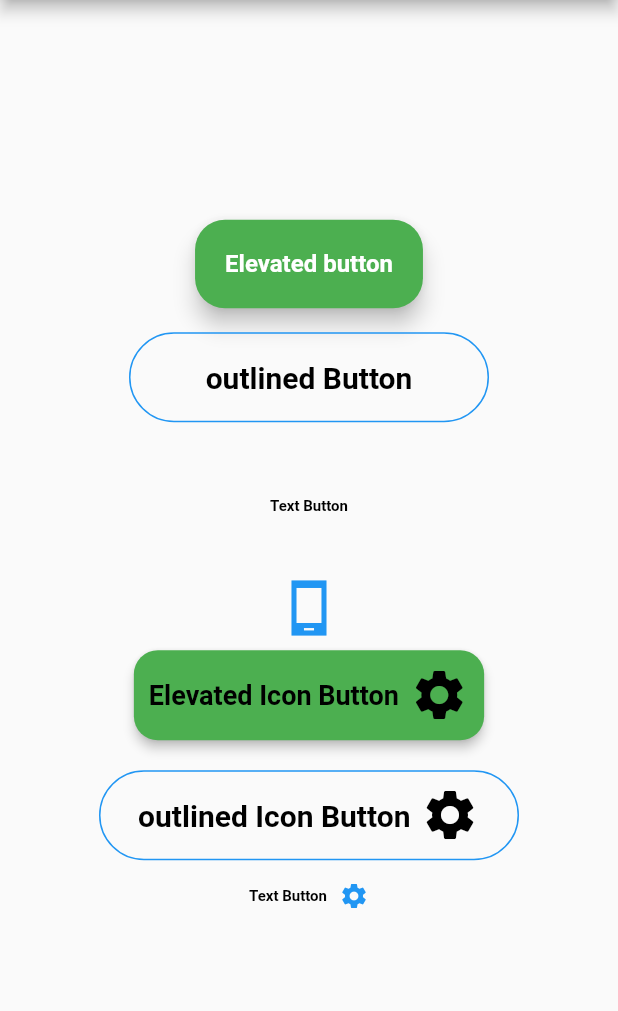
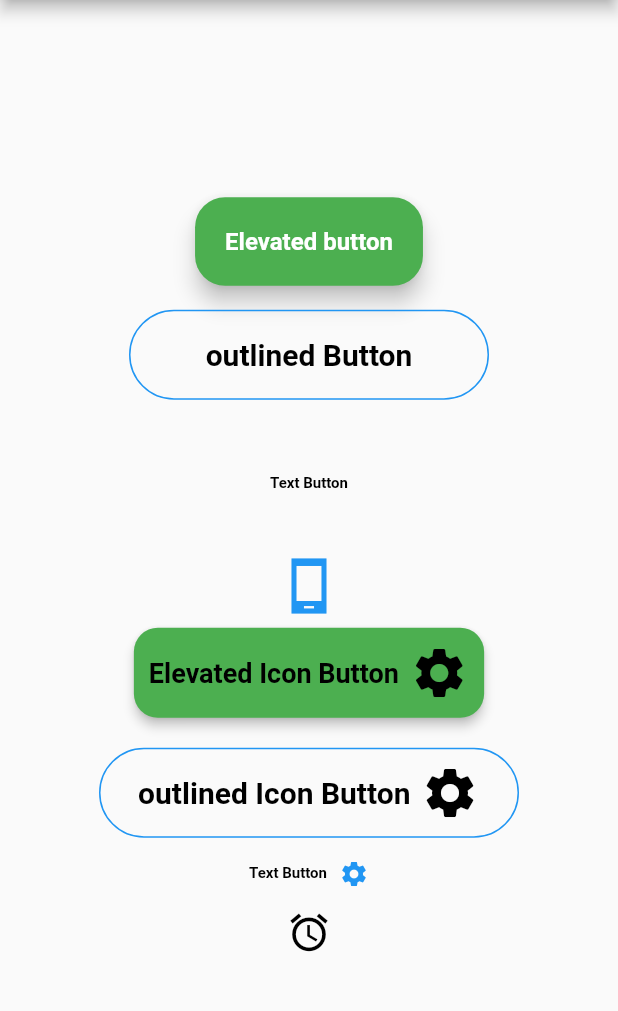
Before and after one commit to abhi2718/learning_flutter, a Flutter app: the screen it shows after launch, on a phone screen of 412 x 824 dp, the part 84-1095 px from its top. Run offline on Flutter 3.47's test engine with Material 2 defaults, Android fonts, the phone set to English and light mode, and no system bars.

Commit message:
Icon Component Created

```diff
--- /dev/null
+++ b/lib/components/icon.dart
@@ -0,0 +1,26 @@
+import 'package:flutter/material.dart';
+
+class CustomIcon extends StatelessWidget {
+  final IconData iconName;
+  final Color iconColor;
+  final double iconSize;
+  final VoidCallback onPressed;
+  CustomIcon(
+    this.iconName,
+    {
+      this.iconColor = Colors.lightBlue,
+      this.iconSize = 20,
+      required this.onPressed
+    }
+  );
+  @override
+  Widget build(BuildContext context) {
+    return GestureDetector(child: Icon(
+      iconName,
+      size:iconSize,
+      color:iconColor,
+    ),
+    onTap: onPressed,
+    );
+  }
+}
--- a/lib/main.dart
+++ b/lib/main.dart
@@ -1,5 +1,6 @@
 import 'package:flutter/material.dart';
 import './components/button.dart';
+import './components/icon.dart';
 
 void main() => runApp(HomeScreen());
 
@@ -71,14 +72,15 @@ class HomeScreen extends StatelessWidget {
                 onPressed: () {
                   print('HI Abhishek Singh');
                 },
-                  backgroundColor:Colors.green,
-                  titleColor:Colors.black,
+                backgroundColor: Colors.green,
+                titleColor: Colors.black,
                 fontSize: 18,
                 fontWeight: FontWeight.bold,
-                  elevation:3,
+                elevation: 3,
                 iconPostion: "right",
               ),
-                  Container(child:CustomOutlinedIconButton(
+              Container(
+                child: CustomOutlinedIconButton(
                   iconName: Icons.settings,
                   iconColor: Colors.black,
                   iconPostion: "right",
@@ -93,7 +95,7 @@ class HomeScreen extends StatelessWidget {
                   fontWeight: FontWeight.bold,
                   borderRadius: 40,
                 ),
-                  margin:const EdgeInsets.only(top:20),
+                margin: const EdgeInsets.only(top: 20),
               ),
               CustomTextIconButton(
                 iconName: Icons.settings,
@@ -108,7 +110,11 @@ class HomeScreen extends StatelessWidget {
                 btnWidth: 180,
                 fontSize: 10,
                 fontWeight: FontWeight.bold,
-                  )
+              ),
+              CustomIcon(Icons.access_alarm_outlined,
+                  iconColor: Colors.black, iconSize: 30, onPressed: () {
+                print('hello Abhishek!');
+              }),
             ],
           ),
         ),
```
Lines whose indentation alone changed are shown as unchanged.
